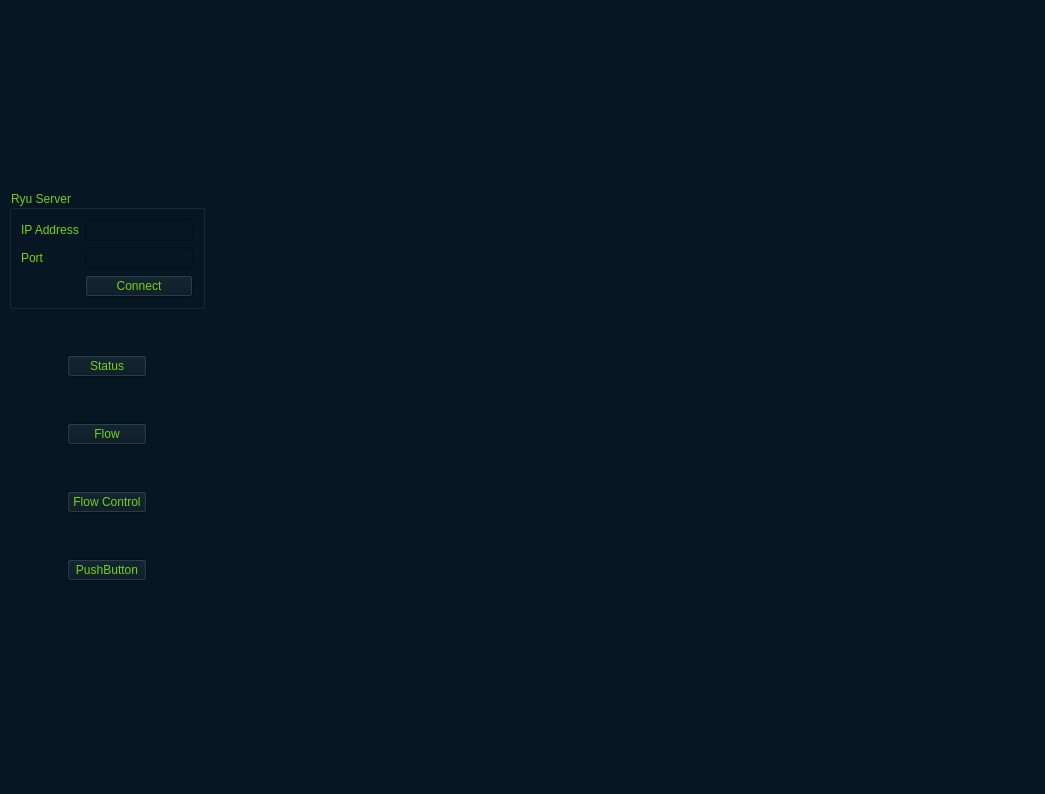
The window that GUI/flowmanager.ui (Gaopeng-Bai/QT_flowmanager) describes before a commit, drawn with Qt 5.
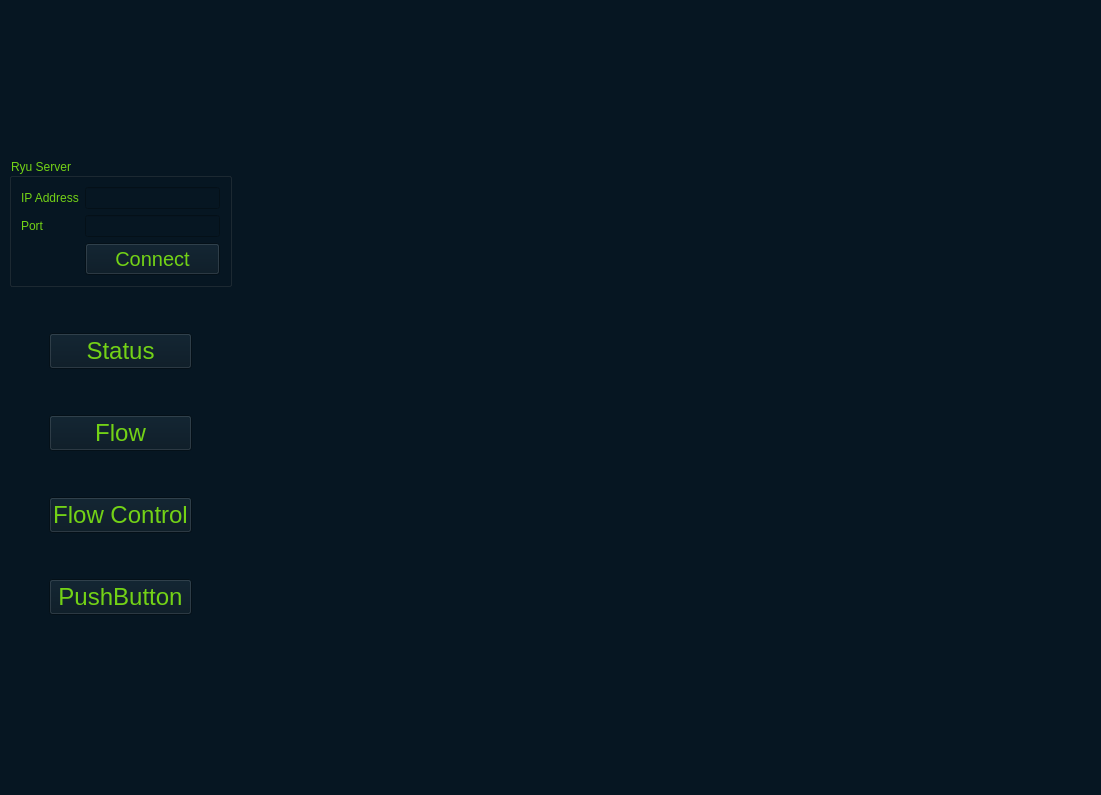
The same window after the commit.

What changed in the file:
```diff
--- a/GUI/flowmanager.ui
+++ b/GUI/flowmanager.ui
@@ -6,8 +6,8 @@
    <rect>
     <x>0</x>
     <y>0</y>
-    <width>1045</width>
-    <height>794</height>
+    <width>1101</width>
+    <height>795</height>
    </rect>
   </property>
   <property name="windowTitle">
@@ -51,6 +51,11 @@
            </item>
            <item row="2" column="1">
             <widget class="QPushButton" name="Connect_server">
+             <property name="font">
+              <font>
+               <pointsize>15</pointsize>
+              </font>
+             </property>
              <property name="text">
               <string>Connect</string>
              </property>
@@ -78,6 +83,11 @@
        <layout class="QGridLayout" name="gridLayout_7">
         <item row="5" column="1">
          <widget class="QPushButton" name="flow_control">
+          <property name="font">
+           <font>
+            <pointsize>18</pointsize>
+           </font>
+          </property>
           <property name="text">
            <string>Flow Control</string>
           </property>
@@ -111,6 +121,11 @@
         </item>
         <item row="1" column="1">
          <widget class="QPushButton" name="status_button">
+          <property name="font">
+           <font>
+            <pointsize>18</pointsize>
+           </font>
+          </property>
           <property name="text">
            <string>Status</string>
           </property>
@@ -131,6 +146,11 @@
         </item>
         <item row="3" column="1">
          <widget class="QPushButton" name="flow_button">
+          <property name="font">
+           <font>
+            <pointsize>18</pointsize>
+           </font>
+          </property>
           <property name="text">
            <string>Flow</string>
           </property>
@@ -151,6 +171,11 @@
         </item>
         <item row="7" column="1">
          <widget class="QPushButton" name="pushButton_8">
+          <property name="font">
+           <font>
+            <pointsize>18</pointsize>
+           </font>
+          </property>
           <property name="text">
            <string>PushButton</string>
           </property>
```
Left out of the diff: 2 changed lines with no effect on the pictures.
